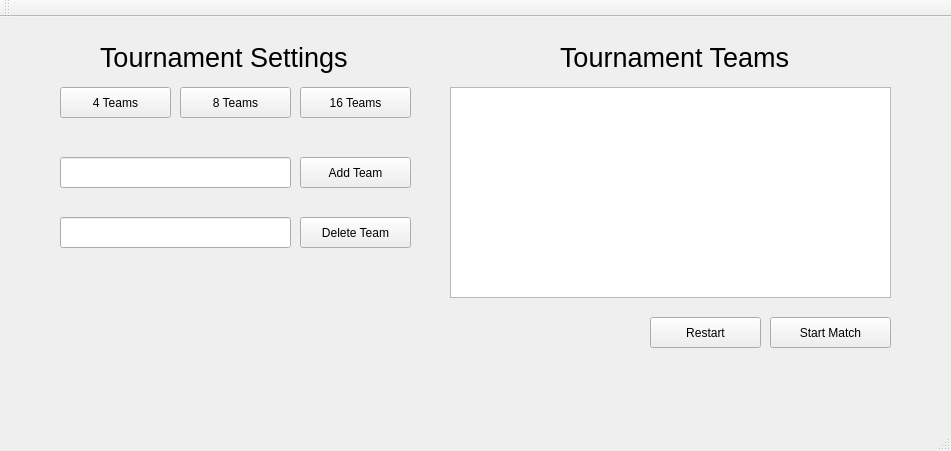
Before: the Qt Designer form TournamentQtWidgetApp/CreateTournamentWindow.ui in SolomonPRR/COP3003Project-main, drawn with Qt 5.
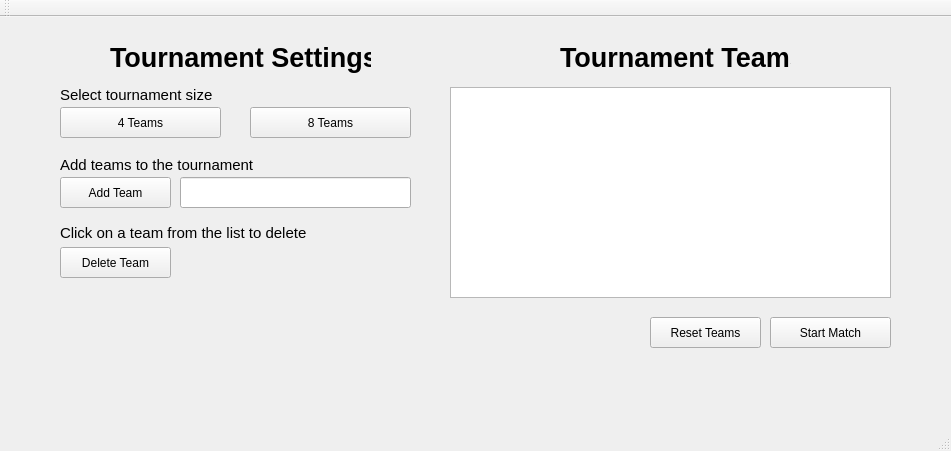
After: the same form once the commit is applied.

Commit message:
Refreshed tournament setup and bracket UI
Improved tournament setup labels and layout, replaced bracket team fields with combo boxes, and simplified results buttons. Removed the 16-team bracket files from the Visual Studio project. Code has to be corrected and implemented to work with combo boxes, previously line edit text boxes.

Patch:
```diff
--- a/TournamentQtWidgetApp/CreateTournamentWindow.ui
+++ b/TournamentQtWidgetApp/CreateTournamentWindow.ui
@@ -26,6 +26,7 @@
     <property name="font">
      <font>
       <pointsize>20</pointsize>
+      <bold>true</bold>
      </font>
     </property>
     <property name="text">
@@ -52,7 +53,7 @@
      </rect>
     </property>
     <property name="text">
-     <string>Restart</string>
+     <string>Reset Teams</string>
     </property>
    </widget>
    <widget class="QPushButton" name="startMatchButton">
@@ -71,8 +72,8 @@
    <widget class="QLineEdit" name="lineEdit">
     <property name="geometry">
      <rect>
-      <x>60</x>
-      <y>140</y>
+      <x>180</x>
+      <y>160</y>
       <width>231</width>
       <height>31</height>
      </rect>
@@ -81,8 +82,8 @@
    <widget class="QPushButton" name="addTeamButton">
     <property name="geometry">
      <rect>
-      <x>300</x>
-      <y>140</y>
+      <x>60</x>
+      <y>160</y>
       <width>111</width>
       <height>31</height>
      </rect>
@@ -94,8 +95,8 @@
    <widget class="QPushButton" name="deleteTeamButton">
     <property name="geometry">
      <rect>
-      <x>300</x>
-      <y>200</y>
+      <x>60</x>
+      <y>230</y>
       <width>111</width>
       <height>31</height>
      </rect>
@@ -104,22 +105,12 @@
      <string>Delete Team</string>
     </property>
    </widget>
-   <widget class="QLineEdit" name="lineEdit_2">
-    <property name="geometry">
-     <rect>
-      <x>60</x>
-      <y>200</y>
-      <width>231</width>
-      <height>31</height>
-     </rect>
-    </property>
-   </widget>
    <widget class="QPushButton" name="size4TournamentButton">
     <property name="geometry">
      <rect>
       <x>60</x>
-      <y>70</y>
-      <width>111</width>
+      <y>90</y>
+      <width>161</width>
       <height>31</height>
      </rect>
     </property>
@@ -130,9 +121,9 @@
    <widget class="QPushButton" name="size8TournamentButton">
     <property name="geometry">
      <rect>
-      <x>180</x>
-      <y>70</y>
-      <width>111</width>
+      <x>250</x>
+      <y>90</y>
+      <width>161</width>
       <height>31</height>
      </rect>
     </property>
@@ -140,23 +131,10 @@
      <string>8 Teams</string>
     </property>
    </widget>
-   <widget class="QPushButton" name="size16TournamentButton">
-    <property name="geometry">
-     <rect>
-      <x>300</x>
-      <y>70</y>
-      <width>111</width>
-      <height>31</height>
-     </rect>
-    </property>
-    <property name="text">
-     <string>16 Teams</string>
-    </property>
-   </widget>
    <widget class="QLabel" name="label_2">
     <property name="geometry">
      <rect>
-      <x>100</x>
+      <x>110</x>
       <y>20</y>
       <width>261</width>
       <height>41</height>
@@ -165,12 +143,68 @@
     <property name="font">
      <font>
       <pointsize>20</pointsize>
+      <italic>false</italic>
+      <bold>true</bold>
      </font>
     </property>
     <property name="text">
      <string>Tournament Settings </string>
     </property>
    </widget>
+   <widget class="QLabel" name="label_3">
+    <property name="geometry">
+     <rect>
+      <x>60</x>
+      <y>200</y>
+      <width>251</width>
+      <height>31</height>
+     </rect>
+    </property>
+    <property name="font">
+     <font>
+      <pointsize>11</pointsize>
+     </font>
+    </property>
+    <property name="text">
+     <string>Click on a team from the list to delete</string>
+    </property>
+   </widget>
+   <widget class="QLabel" name="label_4">
+    <property name="geometry">
+     <rect>
+      <x>60</x>
+      <y>140</y>
+      <width>241</width>
+      <height>16</height>
+     </rect>
+    </property>
+    <property name="font">
+     <font>
+      <pointsize>11</pointsize>
+     </font>
+    </property>
+    <property name="text">
+     <string>Add teams to the tournament</string>
+    </property>
+   </widget>
+   <widget class="QLabel" name="label_5">
+    <property name="geometry">
+     <rect>
+      <x>60</x>
+      <y>70</y>
+      <width>241</width>
+      <height>16</height>
+     </rect>
+    </property>
+    <property name="font">
+     <font>
+      <pointsize>11</pointsize>
+     </font>
+    </property>
+    <property name="text">
+     <string>Select tournament size</string>
+    </property>
+   </widget>
   </widget>
   <widget class="QMenuBar" name="menuBar">
    <property name="geometry">
```
The commit also changes 4 other files.
